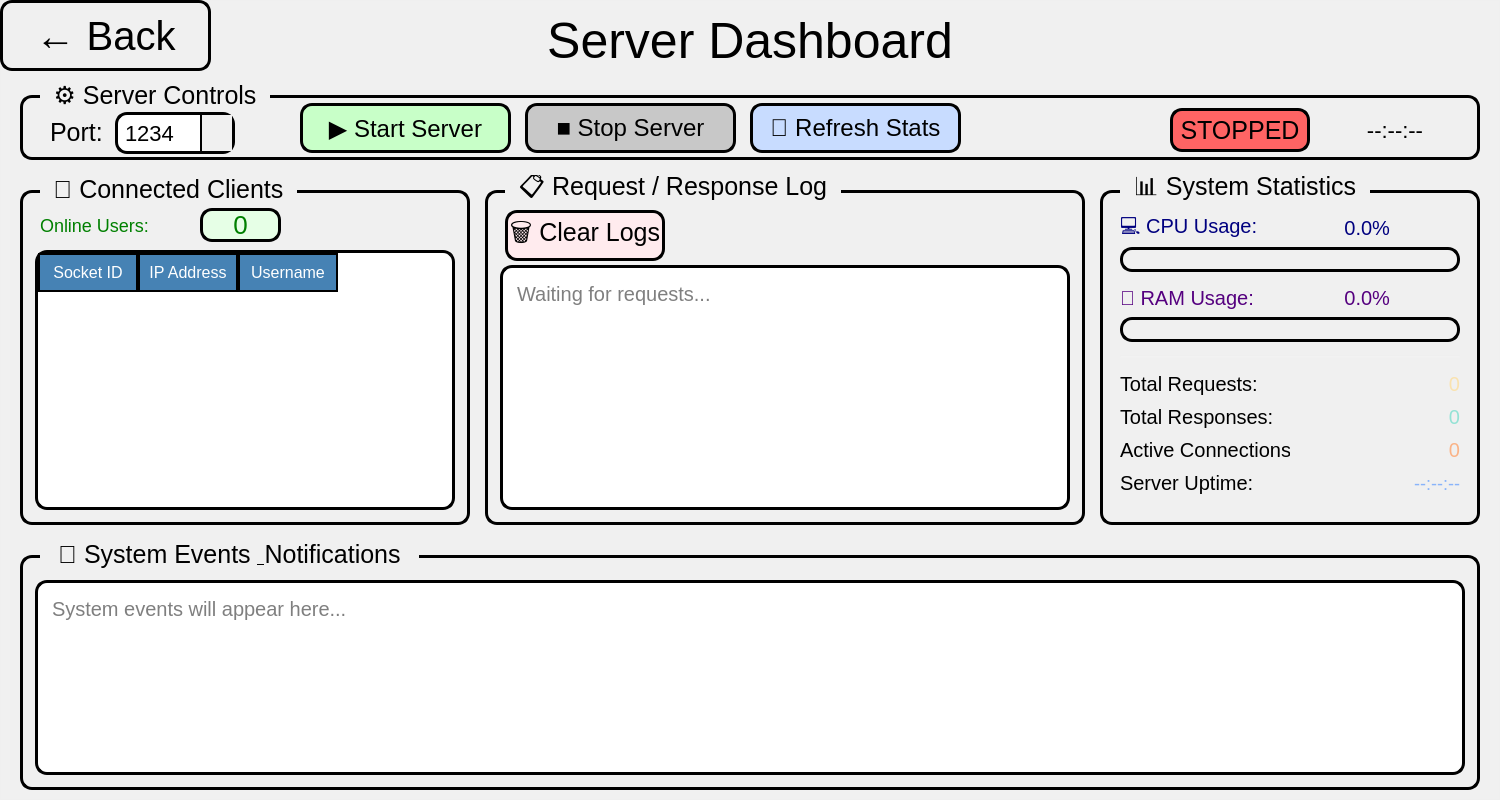
Qt form BookClubProject/Server/serverdashboardwindow.ui (mohammadshirizadeh-sudo/book-club) before a commit.
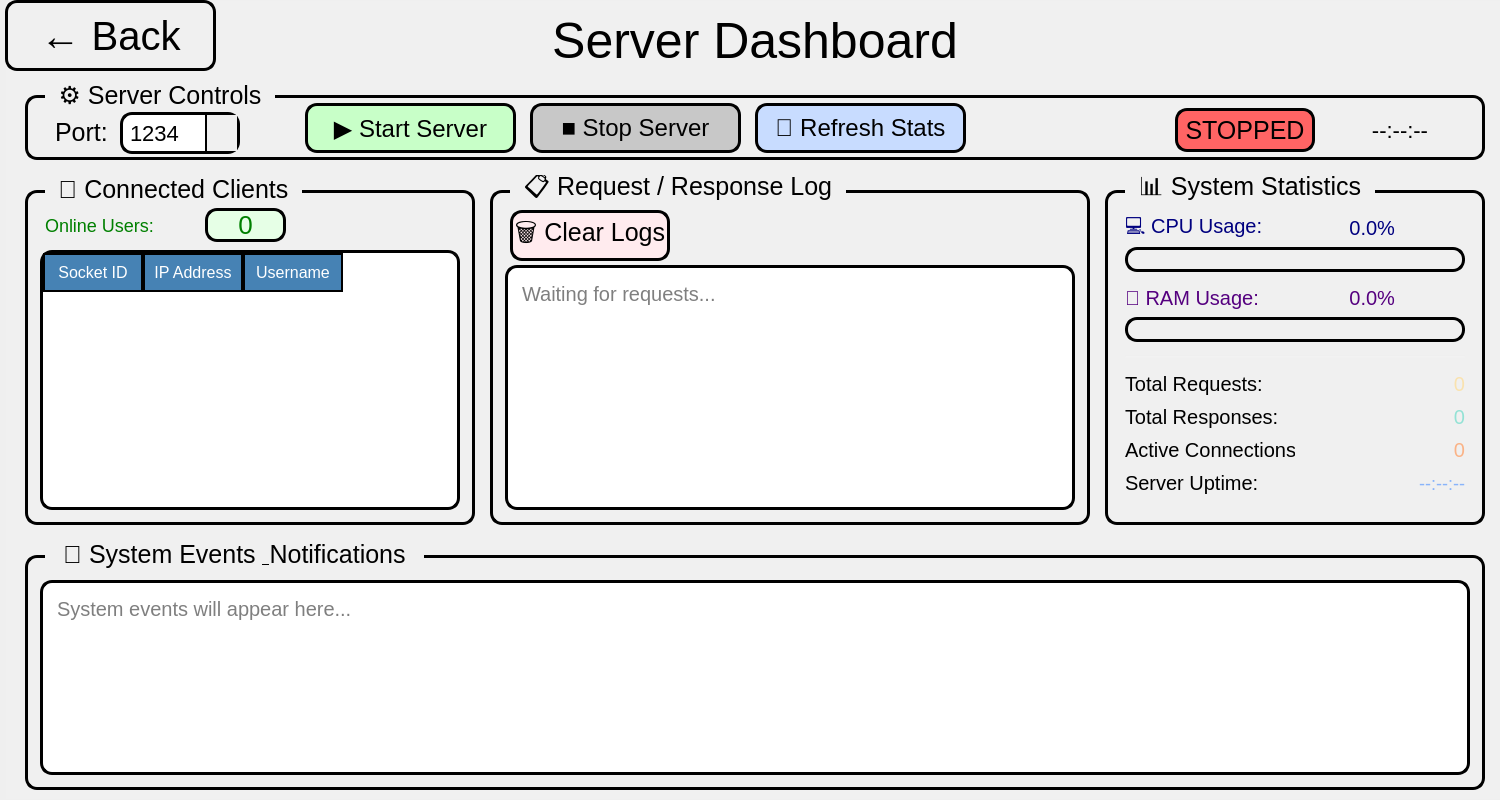
The same form after that commit. Icons and pictures are not drawn.

Commit message: added new stacked widgets for admin window according to the server

Patch:
```diff
--- a/BookClubProject/Server/serverdashboardwindow.ui
+++ b/BookClubProject/Server/serverdashboardwindow.ui
@@ -29,7 +29,7 @@
   <widget class="QFrame" name="frame">
    <property name="geometry">
     <rect>
-     <x>0</x>
+     <x>5</x>
      <y>0</y>
      <width>1500</width>
      <height>800</height>
```
The commit also changes 4 other files.
